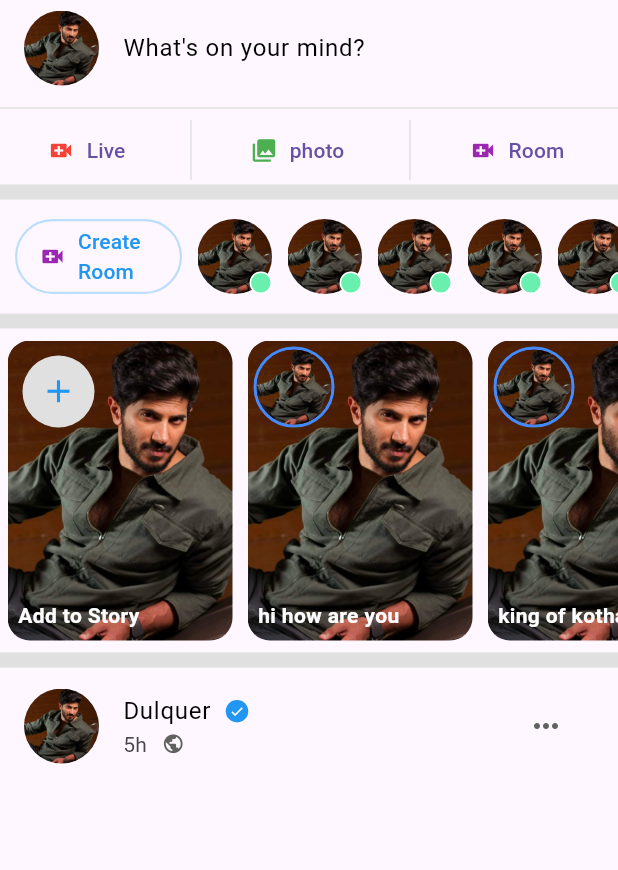
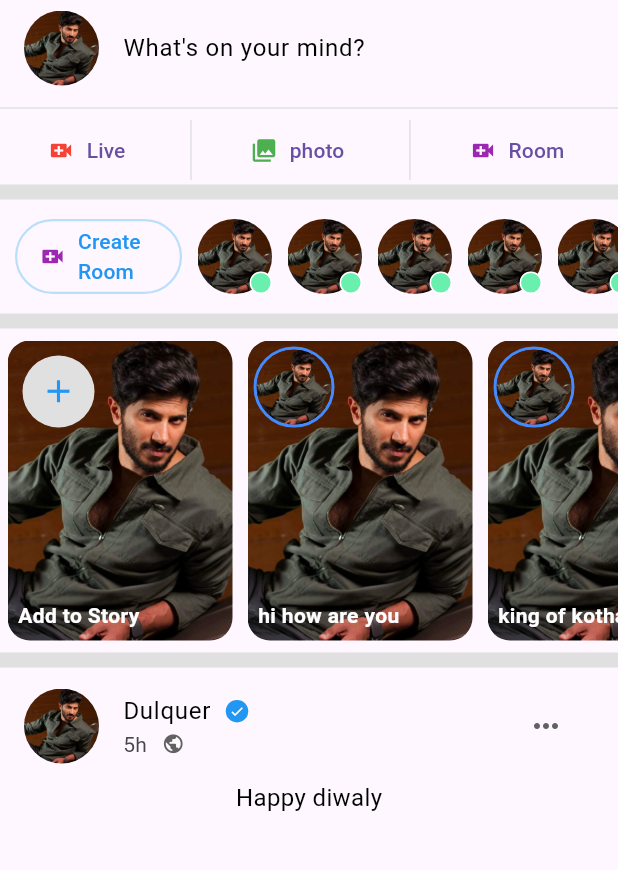
Before and after one commit to am-niz/face_book_clone_flutter, a Flutter app: the screen it shows after launch, on a phone screen of 412 x 824 dp, the part 84-954 px from its top. Run offline on Flutter 3.47's test engine with Material 3 defaults, Android fonts, the phone set to English and light mode, and no system bars.

Commit message:
created postcard title section

```diff
--- a/lib/sections/post_card.dart
+++ b/lib/sections/post_card.dart
@@ -21,7 +21,15 @@ class PostCard extends StatelessWidget {
     return Container(
       child: Column(
         children: [
-          ListTile(
+          postCardHead(),
+          titleSection(),
+        ],
+      ),
+    );
+  }
+
+  Widget postCardHead() {
+    return ListTile(
       leading: Avatar(
         avatarPic: avatar,
         isStatus: false,
@@ -59,8 +67,17 @@ class PostCard extends StatelessWidget {
         },
         icon: Icon(Icons.more_horiz, color: Colors.grey.shade700),
       ),
+    );
+  }
+
+  Widget titleSection() {
+    return Container(
+      child: Text(
+        "Happy diwaly",
+        style: TextStyle(
+          color: Colors.black,
+          fontSize: 16,
         ),
-        ],
       ),
     );
   }
```
Also changed, not shown: 3 other files. Lines whose indentation alone changed are shown as unchanged.
